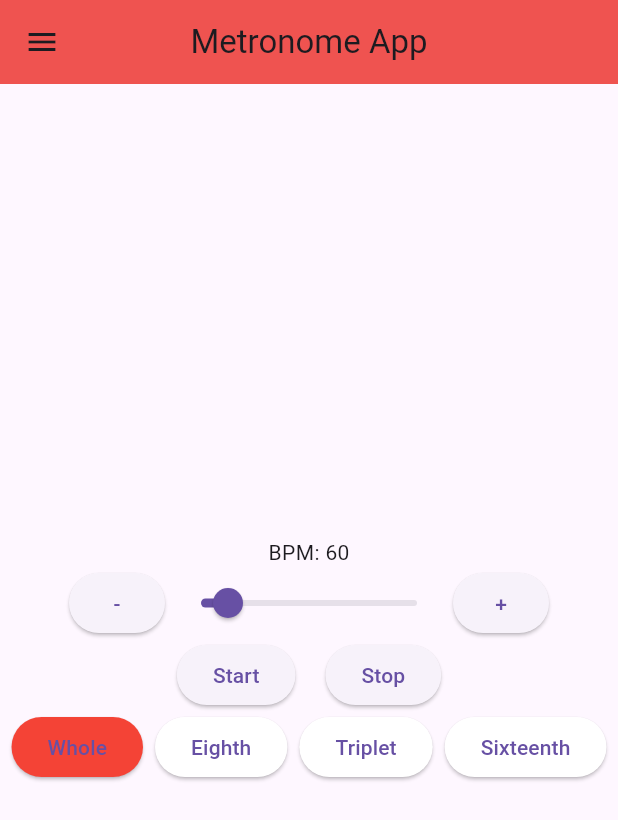
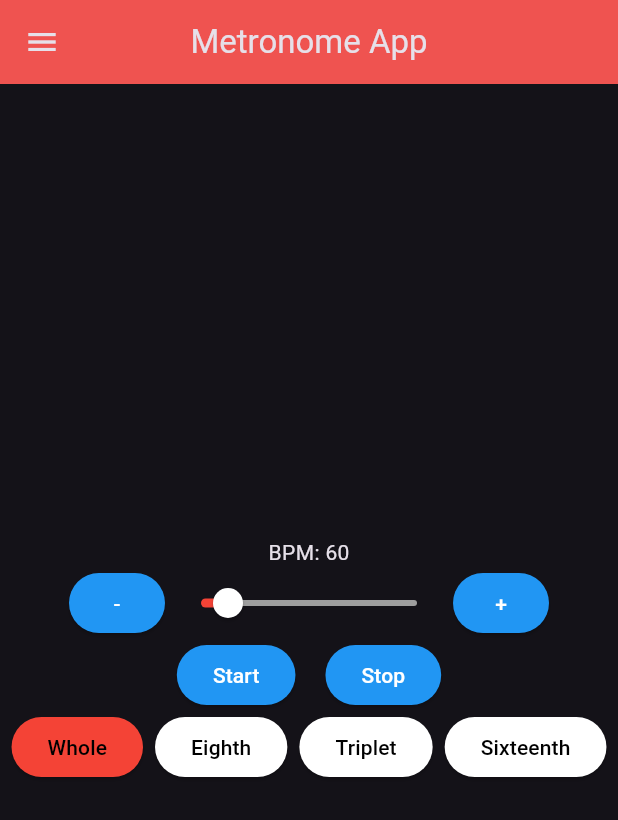
Before and after one commit to AdnanKhaleeli/MetronomeAPP, a Flutter app: the screen it shows after launch, on a phone screen of 412 x 824 dp. Shown: the top 820 px of the screen. Run offline on Flutter 3.47's test engine with Material 3 defaults, Android fonts, the phone set to English and light mode, and no system bars; our stand-ins replace audioplayers; missing offline and left inert: mongo_dart.

Commit message:
Style change

```diff
--- a/lib/main.dart
+++ b/lib/main.dart
@@ -30,6 +30,27 @@ class MyApp extends StatelessWidget {
         '/': (context) => MetronomeApp(),
         '/sign_in': (context) => SignIn(),
       },
+      theme: ThemeData(
+        brightness: Brightness.dark,
+        primarySwatch: Colors.blue,
+         textButtonTheme: TextButtonThemeData(
+          style: TextButton.styleFrom(
+            foregroundColor: Colors.white, // Text color for TextButton
+          ),
+        ),
+        elevatedButtonTheme: ElevatedButtonThemeData(
+          style: ElevatedButton.styleFrom(
+            backgroundColor: Colors.blue, // Background color for ElevatedButton
+            foregroundColor: Colors.white, // Text color for ElevatedButton
+          ),
+        ),
+          sliderTheme: const SliderThemeData(
+          activeTrackColor: Colors.red,
+          inactiveTrackColor: Colors.grey,
+          thumbColor: Colors.white,
+
+        ),
+      ),
       debugShowCheckedModeBanner: false,
     );
   }
@@ -170,6 +191,7 @@ class _MetronomeAppState extends State<MetronomeApp> {
                 style: ElevatedButton.styleFrom(
                   backgroundColor:
                       selectedSubdivisionIndex == 0 ? Colors.red : Colors.white,
+                      foregroundColor: Colors.black
                 ),
                 onPressed: () {
                   setState(() {
@@ -187,6 +209,7 @@ class _MetronomeAppState extends State<MetronomeApp> {
                 style: ElevatedButton.styleFrom(
                   backgroundColor:
                       selectedSubdivisionIndex == 1 ? Colors.red : Colors.white,
+                      foregroundColor: Colors.black
                 ),
                 onPressed: () {
                   setState(() {
@@ -204,6 +227,7 @@ class _MetronomeAppState extends State<MetronomeApp> {
                 style: ElevatedButton.styleFrom(
                   backgroundColor:
                       selectedSubdivisionIndex == 2 ? Colors.red : Colors.white,
+                      foregroundColor: Colors.black
                 ),
                 onPressed: () {
                   setState(() {
@@ -221,6 +245,7 @@ class _MetronomeAppState extends State<MetronomeApp> {
                 style: ElevatedButton.styleFrom(
                   backgroundColor:
                       selectedSubdivisionIndex == 3 ? Colors.red : Colors.white,
+                      foregroundColor: Colors.black
                 ),
                 onPressed: () {
                   setState(() {
```
